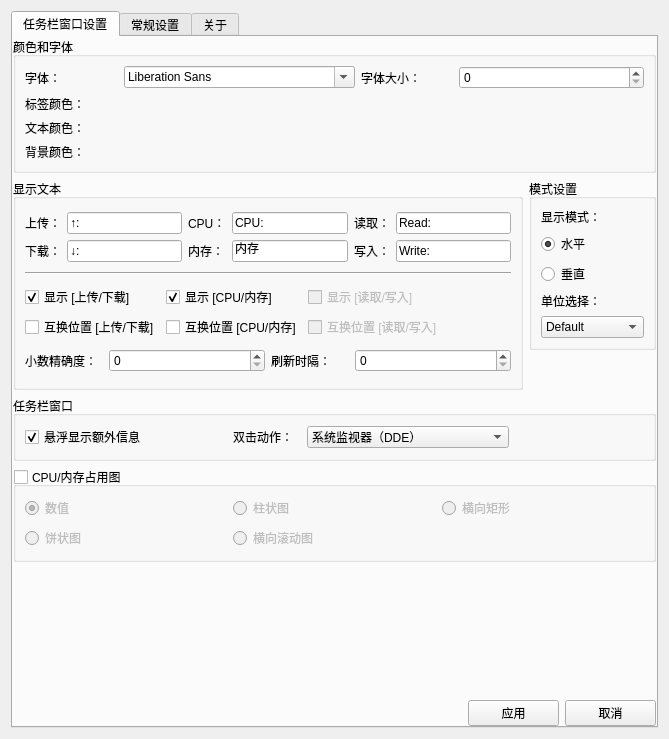
This is dde-dock-plugin/WinDdeDockSetting.ui in XMuli/NetSpeed as Qt 5 draws it before an edit. The edited form follows.
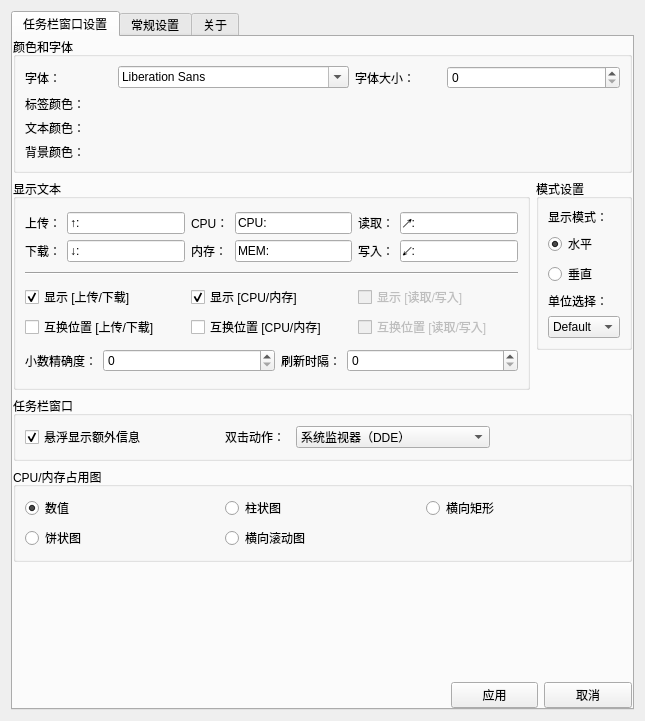
This is the edited form. Icons and pictures are not drawn.

Commit message: feat: Adjusting the UI layout

The edit to the form file:
```diff
--- a/dde-dock-plugin/WinDdeDockSetting.ui
+++ b/dde-dock-plugin/WinDdeDockSetting.ui
@@ -6,8 +6,8 @@
    <rect>
     <x>0</x>
     <y>0</y>
-    <width>669</width>
-    <height>739</height>
+    <width>645</width>
+    <height>721</height>
    </rect>
   </property>
   <property name="windowTitle">
@@ -138,7 +138,7 @@
        <item>
         <layout class="QVBoxLayout" name="verticalLayout_15">
          <item>
-          <layout class="QHBoxLayout" name="horizontalLayout_14" stretch="4,1">
+          <layout class="QHBoxLayout" name="horizontalLayout_14">
            <item>
             <layout class="QHBoxLayout" name="horizontalLayout_15" stretch="0">
              <item>
@@ -187,7 +187,7 @@
                   <item row="0" column="5">
                    <widget class="QLineEdit" name="lineLabDiskRead">
                     <property name="text">
-                     <string>Read:</string>
+                     <string>↗:</string>
                     </property>
                    </widget>
                   </item>
@@ -215,7 +215,7 @@
                   <item row="1" column="3">
                    <widget class="QLineEdit" name="lineLabMemory">
                     <property name="text">
-                     <string>内存</string>
+                     <string>MEM:</string>
                     </property>
                    </widget>
                   </item>
@@ -229,7 +229,7 @@
                   <item row="1" column="5">
                    <widget class="QLineEdit" name="lineLabDiskWrite">
                     <property name="text">
-                     <string>Write:</string>
+                     <string>↙:</string>
                     </property>
                    </widget>
                   </item>
@@ -243,7 +243,7 @@
                  </widget>
                 </item>
                 <item>
-                 <layout class="QHBoxLayout" name="horizontalLayout_16" stretch="4,1">
+                 <layout class="QHBoxLayout" name="horizontalLayout_16" stretch="4">
                   <item>
                    <layout class="QGridLayout" name="gridLayout_8">
                     <item row="0" column="0">
@@ -314,23 +314,10 @@
                     </item>
                    </layout>
                   </item>
-                  <item>
-                   <spacer name="horizontalSpacer_7">
-                    <property name="orientation">
-                     <enum>Qt::Horizontal</enum>
-                    </property>
-                    <property name="sizeHint" stdset="0">
-                     <size>
-                      <width>40</width>
-                      <height>20</height>
-                     </size>
-                    </property>
-                   </spacer>
-                  </item>
                  </layout>
                 </item>
                 <item>
-                 <layout class="QHBoxLayout" name="horizontalLayout_17" stretch="1,2,1,2">
+                 <layout class="QHBoxLayout" name="horizontalLayout_17" stretch="1,3,1,3">
                   <item>
                    <widget class="QLabel" name="label_39">
                     <property name="text">
@@ -514,7 +501,7 @@
             <bool>false</bool>
            </property>
            <property name="checkable">
-            <bool>true</bool>
+            <bool>false</bool>
            </property>
            <property name="checked">
             <bool>false</bool>
```
Left out of the diff: 6 changed lines with no effect on the pictures. The commit also changes 4 other files.
